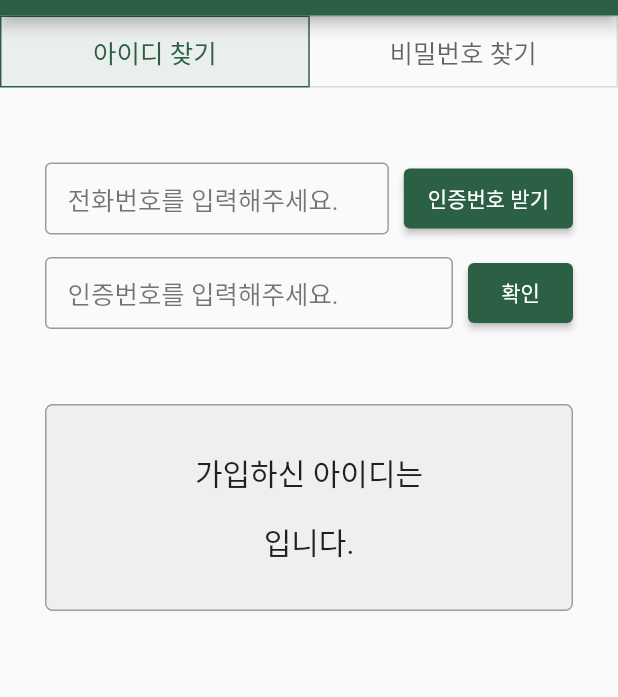
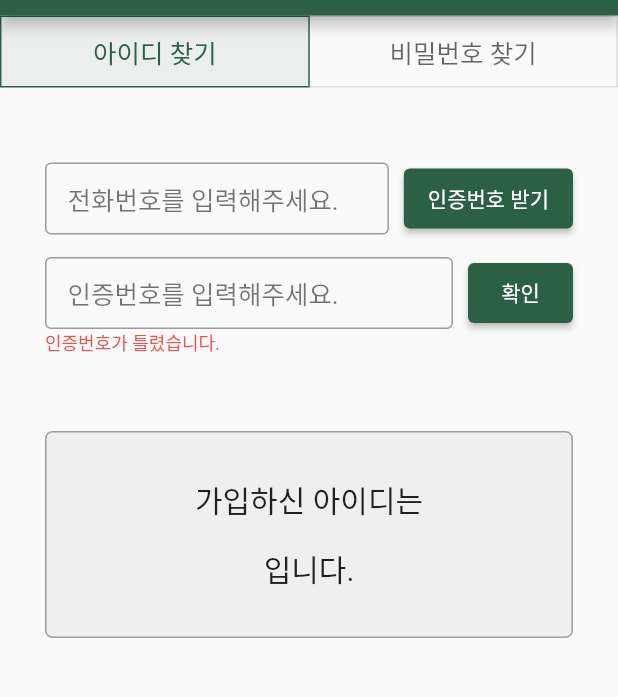
Before and after one commit to hyundo0328/DongguBat, a Flutter app: the FindIDPW screen opened directly, after a tap on "확인", on a phone screen of 412 x 824 dp, the part 67-764 px from its top. Run offline on Flutter 3.47's test engine with Material 2 defaults, Android fonts, the phone set to English and light mode, and no system bars; our stand-ins replace carousel_slider, geolocator.

Commit message:
찾기 페이지 수정

```diff
--- a/lib/login/find_IDPW.dart
+++ b/lib/login/find_IDPW.dart
@@ -36,8 +36,7 @@ class _FindIDPWState extends State<FindIDPW> {
                 selectedColor: Color.fromARGB(255, 44, 96, 68),
                 selectedBorderColor: Color.fromARGB(255, 44, 96, 68),
                 fillColor: Color.fromARGB(255, 44, 96, 68).withOpacity(0.08),
-                  splashColor:
-                      Color.fromARGB(255, 44, 96, 68).withOpacity(0.12),
+                splashColor: Color.fromARGB(255, 44, 96, 68).withOpacity(0.12),
                 hoverColor: Color.fromARGB(255, 44, 96, 68).withOpacity(0.04),
                 // borderRadius: BorderRadius.circular(4.0),
 
@@ -60,8 +59,7 @@ class _FindIDPWState extends State<FindIDPW> {
                 },
                 children: <Widget>[
                   Container(
-                      width:
-                          (MediaQuery.of(context).size.width - 3) /
+                    width: (MediaQuery.of(context).size.width - 3) /
                         2, // 화면 가로 크기의 절반
                     child: Center(
                       child: Text(
@@ -73,8 +71,7 @@ class _FindIDPWState extends State<FindIDPW> {
                     ),
                   ),
                   Container(
-                      width:
-                          (MediaQuery.of(context).size.width - 3) /
+                    width: (MediaQuery.of(context).size.width - 3) /
                         2, // 화면 가로 크기의 절반
                     child: Center(
                       child: Text(
@@ -91,8 +88,7 @@ class _FindIDPWState extends State<FindIDPW> {
                 child: pages[selectedPageIndex],
               ),
             ],
-          )
-      ),
+          )),
     );
   }
 }
@@ -107,17 +103,14 @@ class _Page1State extends State<Page1> {
       TextEditingController();
   final TextEditingController _phoneController = TextEditingController();
 
-  bool isDuplicate = false;
-  int duplicateCount = 0;
-  bool isPassword = false;
-  int passwordCount = 0;
   bool isPhoneNumber = false;
   int phoneCount = 0;
   bool isCheck = true;
 
   @override
   Widget build(BuildContext context) {
-    return Column(
+    return SingleChildScrollView(
+      child: Column(
       children: [
         Center(
           child: Padding(
@@ -209,13 +202,26 @@ class _Page1State extends State<Page1> {
                       isCheck = _authenticationController.text == "1234";
                       print('인증번호');
                         print(isCheck);
-                      phoneCount++;
                     });
                   },
                   child: Text('확인'),
                 ),
               ),
             ],
+          ),
+        ),
+          if (!isCheck)
+            Padding(
+              padding: const EdgeInsets.only(left: 30),
+              child: Align(
+                alignment: AlignmentDirectional(-1.00, 0.00),
+                child: Text(
+                  '인증번호가 틀렸습니다.',
+                  style: TextStyle(
+                    color: Colors.red.shade400,
+                    fontSize: 12,
+                  ),
+                ),
               ),
             ),
         Padding(
@@ -248,6 +254,7 @@ class _Page1State extends State<Page1> {
           ),
         )
       ],
+      ),
     );
   }
 }
@@ -258,7 +265,6 @@ class Page2 extends StatefulWidget {
 }
 
 class _Page2State extends State<Page2> {
-
   final TextEditingController _idController = TextEditingController();
   final TextEditingController _phoneController = TextEditingController();
   final TextEditingController _authenticationController =
@@ -474,8 +480,7 @@ class _Page2State extends State<Page2> {
                         ),
                       ),
                       hintText: "입력한 비밀번호를 다시 입력해주세요.",
-                      hintStyle:
-                            TextStyle(fontSize: 17, color: Colors.black54),
+                      hintStyle: TextStyle(fontSize: 17, color: Colors.black54),
                     ),
                     keyboardType: TextInputType.text,
                     obscureText: true,
@@ -495,14 +500,15 @@ class _Page2State extends State<Page2> {
                       actions: [
                         TextButton(
                           onPressed: () {
-                            Navigator.of(context).pop();
+                            Navigator.of(context).pop(); // Close the dialog
                           },
                           child: Text('확인'),
                         ),
                       ],
                     );
                   },
-                );
+                ).then((value) {
+                  // After the dialog is closed, navigate to the new page
                   Navigator.pushAndRemoveUntil(
                     context,
                     MaterialPageRoute(
@@ -510,6 +516,7 @@ class _Page2State extends State<Page2> {
                     ),
                     (route) => false,
                   );
+                });
               } else {
                 showDialog(
                   context: context,
```
Lines whose indentation alone changed are shown as unchanged.
